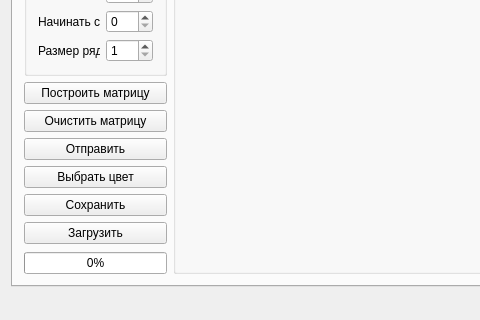
The window that aqa_QT/mainwindow.ui (Pichas/aqa_v2_wifi) describes before a commit, drawn with Qt 5; both pictures show x 0 to 480 and y 117 to 437 of the 662 by 437 pixel window.
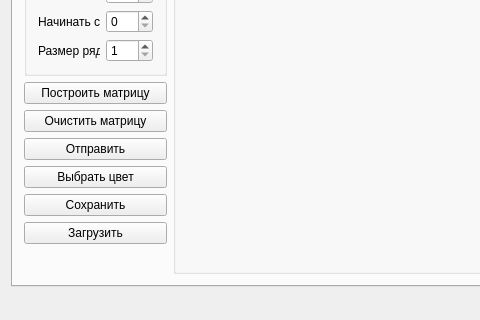
The same window after the commit.

The edit to the form file:
```diff
--- a/aqa_QT/mainwindow.ui
+++ b/aqa_QT/mainwindow.ui
@@ -289,28 +289,6 @@
             </property>
            </spacer>
           </item>
-          <item>
-           <widget class="QProgressBar" name="pbarUploading">
-            <property name="sizePolicy">
-             <sizepolicy hsizetype="Fixed" vsizetype="Fixed">
-              <horstretch>0</horstretch>
-              <verstretch>0</verstretch>
-             </sizepolicy>
-            </property>
-            <property name="maximumSize">
-             <size>
-              <width>150</width>
-              <height>16777215</height>
-             </size>
-            </property>
-            <property name="value">
-             <number>0</number>
-            </property>
-            <property name="alignment">
-             <set>Qt::AlignCenter</set>
-            </property>
-           </widget>
-          </item>
          </layout>
         </item>
         <item>
```
Left out of the diff: 2 changed lines with no effect on the pictures.
